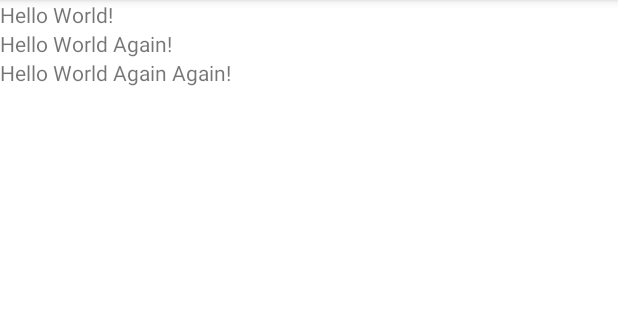
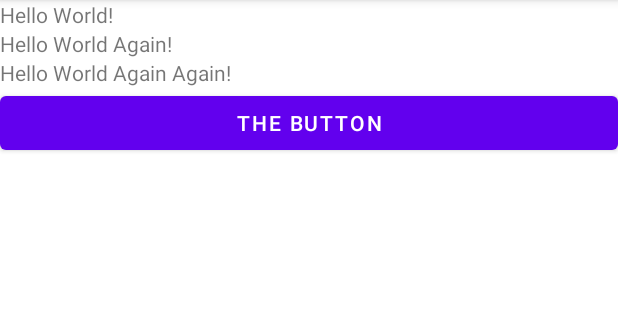
Before and after one commit to CarlaSAlves/GitProject, an Android app: the screen it shows after launch (MainActivity), on a phone screen of 412 x 824 dp, the part 84-404 px from its top. Run offline under Robolectric (Android 15) with nearby library versions, the phone set to English and light mode, and no system bars.

Commit message:
Add a button

```diff
--- a/app/src/main/res/layout/activity_main.xml
+++ b/app/src/main/res/layout/activity_main.xml
@@ -21,5 +21,10 @@
         android:layout_width="wrap_content"
         android:layout_height="wrap_content"
         android:text="Hello World Again Again!" />
+    <Button
+        android:layout_width="match_parent"
+        android:layout_height="wrap_content"
+        android:textSize="14dp"
+        android:text="The Button"/>
 
 </LinearLayout>
```
